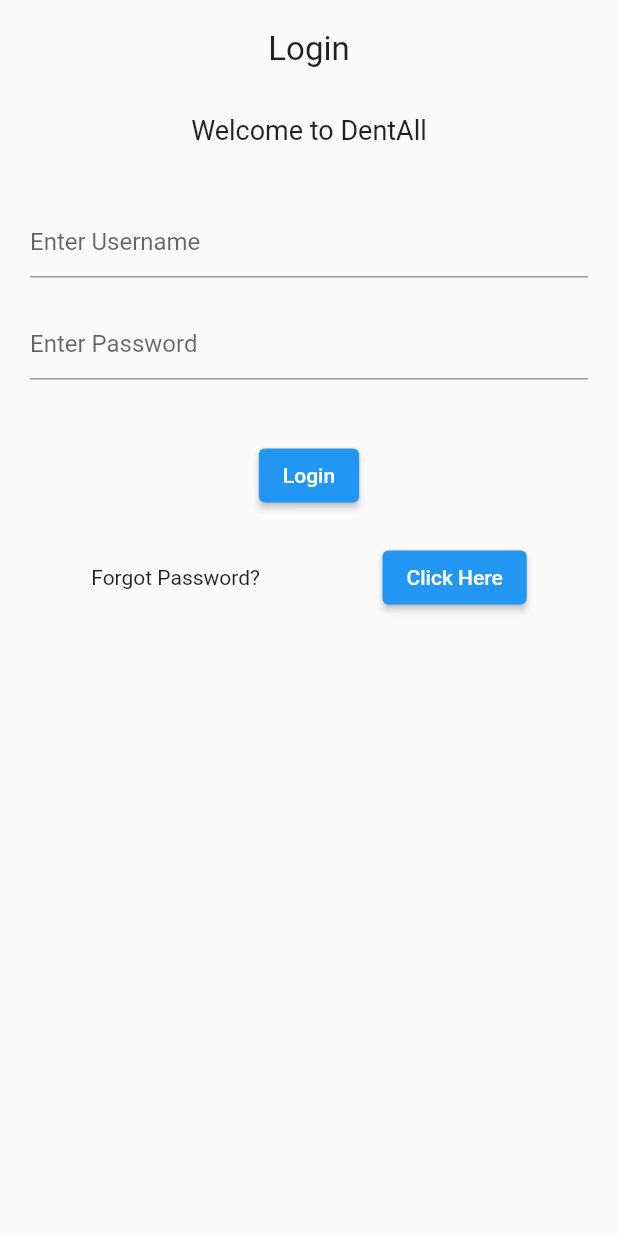
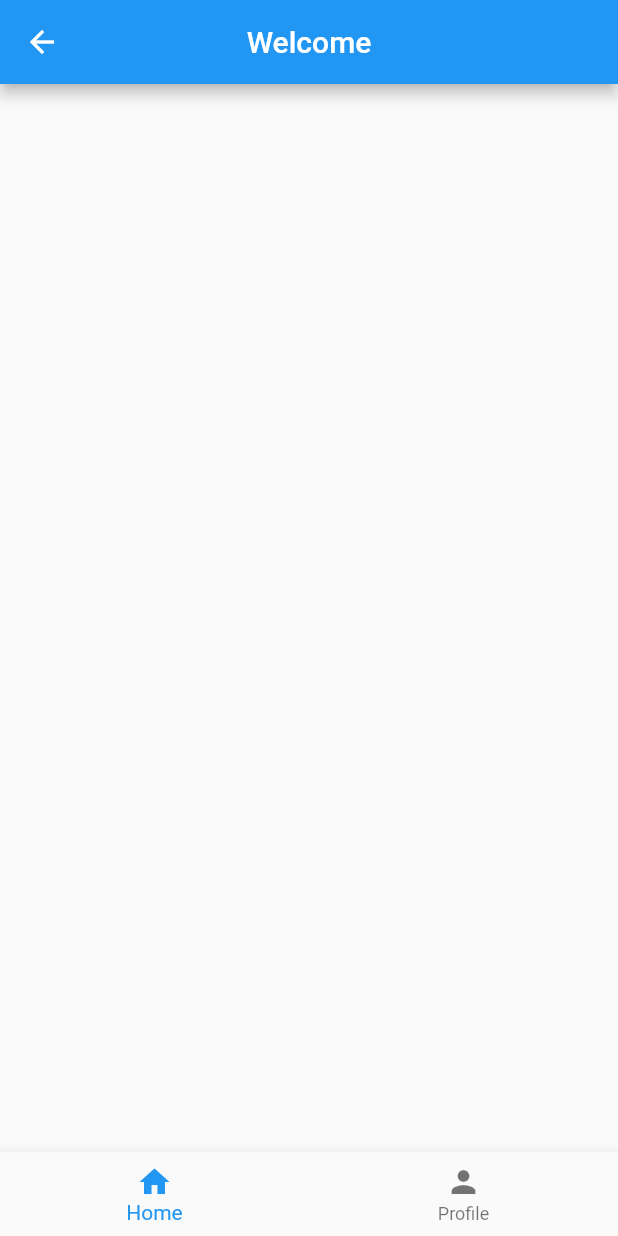
Before and after one commit to atabul/Flutter_LoginPage, a Flutter app: the screen it shows after launch, after a tap on "Login", on a phone screen of 412 x 824 dp. Run offline on Flutter 3.47's test engine with Material 2 defaults, Android fonts, the phone set to English and light mode, and no system bars; our stand-ins replace gap.

Commit message:
Small Change

```diff
--- /dev/null
+++ b/lib/Dash_Screen.dart
@@ -0,0 +1,38 @@
+import 'package:flutter/material.dart';
+
+class DashScreen extends StatefulWidget {
+  const DashScreen({Key? key}) : super(key: key);
+
+  @override
+  State<DashScreen> createState() => _DashScreenState();
+}
+
+class _DashScreenState extends State<DashScreen> {
+
+  static final List<Widget> _pages = <Widget>[
+    HomeScreen(),
+    ProfileScreen()
+  ];
+
+  @override
+  Widget build(BuildContext context) {
+    return Scaffold(
+      appBar: AppBar(
+        title: Text("Welcome"),
+        centerTitle: true,
+      ),
+      bottomNavigationBar: BottomNavigationBar(
+        items: [
+          BottomNavigationBarItem(
+              icon: Icon(Icons.home),
+              label: "Home"
+          ),
+          BottomNavigationBarItem(
+               icon: Icon(Icons.person),
+               label: "Profile"
+          ),
+        ],
+      ),
+    );
+  }
+}
--- /dev/null
+++ b/lib/Home_Screen.dart
@@ -0,0 +1,18 @@
+import 'package:flutter/material.dart';
+
+class HomeSceen extends StatelessWidget {
+  const HomeSceen({Key? key}) : super(key: key);
+
+  @override
+  Widget build(BuildContext context) {
+    return Scaffold(
+      body: SafeArea(
+        child: Column(
+          children: [
+            Text("Home Screen")
+          ],
+        ),
+      ),
+    );
+  }
+}
--- /dev/null
+++ b/lib/Login_Screen.dart
@@ -0,0 +1,62 @@
+import 'package:flutter/material.dart';
+import 'package:gap/gap.dart';
+import 'package:hello_world/Dash_Screen.dart';
+
+class LoginScreen extends StatelessWidget {
+  const LoginScreen({Key? key}) : super(key: key);
+
+  @override
+  Widget build(BuildContext context) {
+    return Scaffold(
+      body: SafeArea(
+        child:Center(
+          child: Container(
+            padding: const EdgeInsets.all(20.0),
+            child: Column(
+              children: [
+                Text("Login", style: TextStyle(fontSize: 22)),
+                const Gap(30),
+                Text("Welcome to DentAll",
+                  style: TextStyle(fontSize: 18),),
+                Gap(40),
+                TextFormField(
+                  decoration: InputDecoration(
+                      hintText: "Enter Username"
+
+                  ),
+                ),
+                Gap(20),
+                TextFormField(
+                  decoration: InputDecoration(
+                      hintText: "Enter Password"
+                  ),
+                ),
+                Gap(40),
+                ElevatedButton(onPressed: ()=> {
+                  Navigator.of(context).push(
+                    MaterialPageRoute(builder: (context) =>
+                    const DashScreen(),)
+                  )
+                },
+                    child: Text("Login")),
+                Gap(20),
+                Row(
+                  crossAxisAlignment: CrossAxisAlignment.center,
+                  mainAxisAlignment: MainAxisAlignment.spaceAround,
+                  children: [
+                    Text("Forgot Password?"),
+                    ElevatedButton(onPressed: (){
+
+                    }, child: Text("Click Here")),
+
+                  ],
+                )
+
+              ],
+            ),
+          ),
+        ),
+      ),
+    );
+  }
+}
--- /dev/null
+++ b/lib/Profile_Screen.dart
@@ -0,0 +1,18 @@
+import 'package:flutter/material.dart';
+
+class Profile extends StatelessWidget {
+  const Profile({Key? key}) : super(key: key);
+
+  @override
+  Widget build(BuildContext context) {
+    return Scaffold(
+      body: SafeArea(
+        child: Column(
+          children: [
+            Text("Profile Screen")
+          ],
+        ),
+      ),
+    );
+  }
+}
--- a/lib/main.dart
+++ b/lib/main.dart
@@ -1,8 +1,11 @@
 import 'package:flutter/material.dart';
 import 'package:gap/gap.dart';
+import 'package:hello_world/Login_Screen.dart';
+import 'package:hello_world/main.dart';
 
 void main() {
   runApp(const MyApp());
+
 }
 
 class MyApp extends StatelessWidget {
@@ -21,56 +24,3 @@ class MyApp extends StatelessWidget {
     );
   }
 }
-class LoginScreen extends StatelessWidget {
-  const LoginScreen({Key? key}) : super(key: key);
-
-  @override
-  Widget build(BuildContext context) {
-    return Scaffold(
-      body: SafeArea(
-        child:Center(
-          child: Container(
-            padding: const EdgeInsets.all(20.0),
-            child: Column(
-              children: [
-                Text("Login", style: TextStyle(fontSize: 22)),
-                const Gap(30),
-                Text("Welcome to DentAll",
-                  style: TextStyle(fontSize: 18),),
-                Gap(40),
-                TextFormField(
-                  decoration: InputDecoration(
-                    hintText: "Enter Username"
-
-                  ),
-                  ),
-                Gap(20),
-                TextFormField(
-                  decoration: InputDecoration(
-                      hintText: "Enter Password"
-                  ),
-                ),
-                Gap(40),
-                ElevatedButton(onPressed: ()=> {},
-                  child: Text("Login")),
-                Gap(20),
-                Row(
-                  crossAxisAlignment: CrossAxisAlignment.center,
-                  mainAxisAlignment: MainAxisAlignment.spaceAround,
-                  children: [
-                    Text("Forgot Password?"),
-                    ElevatedButton(onPressed: (){
-
-                    }, child: Text("Click Here")),
-
-                  ],
-                )
-
-              ],
-            ),
-          ),
-        ),
-      ),
-    );
-  }
-}
```
